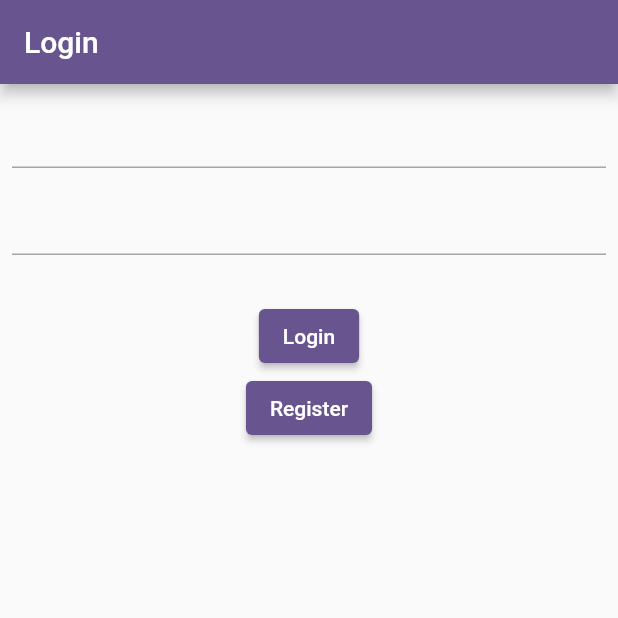
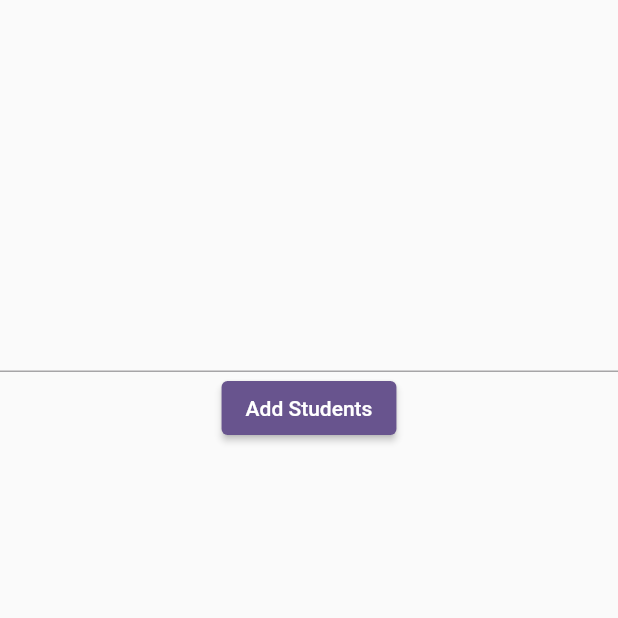
Before and after one commit to AnsarAli412/learn_firebase, a Flutter app: the screen it shows after launch, on a phone screen of 412 x 824 dp, the top half of it. Run offline on Flutter 3.47's test engine with Material 3 defaults, Android fonts, the phone set to English and light mode, and no system bars; our stand-ins replace cloud_firestore, firebase_auth, firebase_core, fluttertoast; accounts and stored records are empty.

Commit message:
add package and add method

```diff
--- a/lib/main.dart
+++ b/lib/main.dart
@@ -5,6 +5,7 @@ import 'package:learn_firebase/views/screens/auth/email/login_screen.dart';
 import 'package:learn_firebase/views/screens/auth/email/registration_screen.dart';
 import 'package:learn_firebase/views/screens/auth/phone/phone_auth_screen.dart';
 import 'package:learn_firebase/views/screens/splash/splash_screen.dart';
+import 'package:learn_firebase/views/screens/students/students_screen.dart';
 
 void main() async{
   WidgetsFlutterBinding.ensureInitialized();
@@ -23,7 +24,7 @@ class MyApp extends StatelessWidget {
         colorScheme: ColorScheme.fromSeed(seedColor: Colors.deepPurple),
         useMaterial3: false,
       ),
-      home: LoginScreen(),
+      home: StudentsScreen(),
     );
   }
 }
--- /dev/null
+++ b/lib/views/screens/students/students_screen.dart
@@ -0,0 +1,56 @@
+import 'package:cloud_firestore/cloud_firestore.dart';
+import 'package:flutter/material.dart';
+import 'package:fluttertoast/fluttertoast.dart';
+
+class StudentsScreen extends StatefulWidget {
+  const StudentsScreen({super.key});
+
+  @override
+  State<StudentsScreen> createState() => _StudentsScreenState();
+}
+
+class _StudentsScreenState extends State<StudentsScreen> {
+  TextEditingController nameController = TextEditingController();
+  @override
+  Widget build(BuildContext context) {
+    return Scaffold(
+      body: Center(
+        child: Column(
+          children: [
+            SizedBox(
+              height: 200,
+            ),
+            TextField(
+              controller: nameController,
+            ),
+            ElevatedButton(
+                onPressed: () {
+                  addStudentData(nameController.text);
+                },
+                child: Text("Add Students"))
+          ],
+        ),
+      ),
+    );
+  }
+
+  addStudentData(String name) async {
+    // create instance of firestore
+    var firestore = FirebaseFirestore.instance;
+    // create a collection
+   var students =  firestore.collection("students");
+   // call add method to add data
+        await students.add({
+      "name": name,
+      "email": "jyoti@gmail.com",
+      "phone": 54133453654326,
+      "gender": "Female",
+      "age": 34.6
+    }).then((ref) {
+      Fluttertoast.showToast(msg: ref.id);
+      print("DocId; ${ref.id}");
+    }).catchError((FirebaseException error) {
+      Fluttertoast.showToast(msg: "${error.message}");
+    });
+  }
+}
--- a/pubspec.yaml
+++ b/pubspec.yaml
@@ -37,6 +37,7 @@ dependencies:
   cupertino_icons: ^1.0.6
   firebase_core: any
   firebase_auth: any
+  cloud_firestore: any
   fluttertoast: any
 
 dev_dependencies:
```
Also changed, not shown: pubspec.lock, 1 other file.
